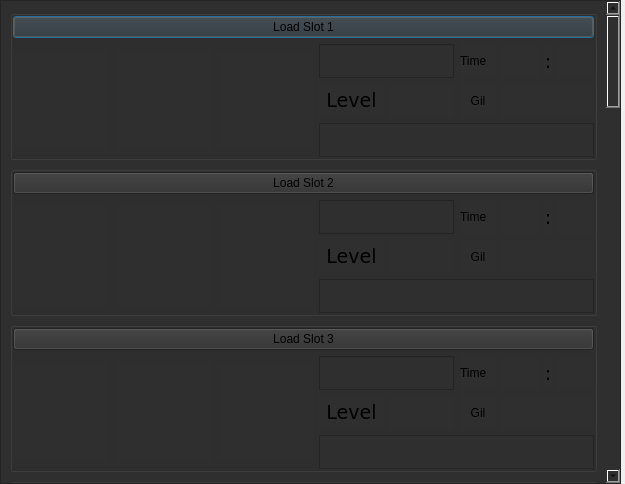
Before: the Qt Designer form slotselect.ui in sithlord48/blackchocobo, drawn with Qt 5.
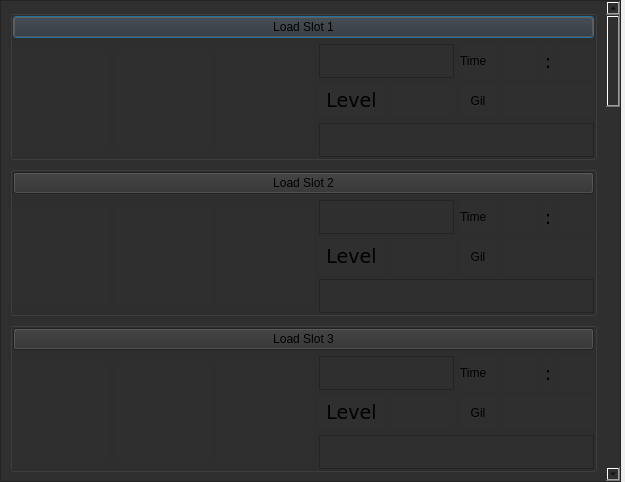
After: the same form once the commit is applied. Icons and pictures are not drawn.

```diff
--- a/slotselect.ui
+++ b/slotselect.ui
@@ -10,7 +10,7 @@
     <x>0</x>
     <y>0</y>
     <width>625</width>
-    <height>484</height>
+    <height>482</height>
    </rect>
   </property>
   <property name="sizePolicy">
@@ -87,7 +87,7 @@
        <rect>
         <x>0</x>
         <y>0</y>
-        <width>602</width>
+        <width>599</width>
         <height>2346</height>
        </rect>
       </property>
```
Left out of the diff: 90 changed lines with no effect on the pictures.
